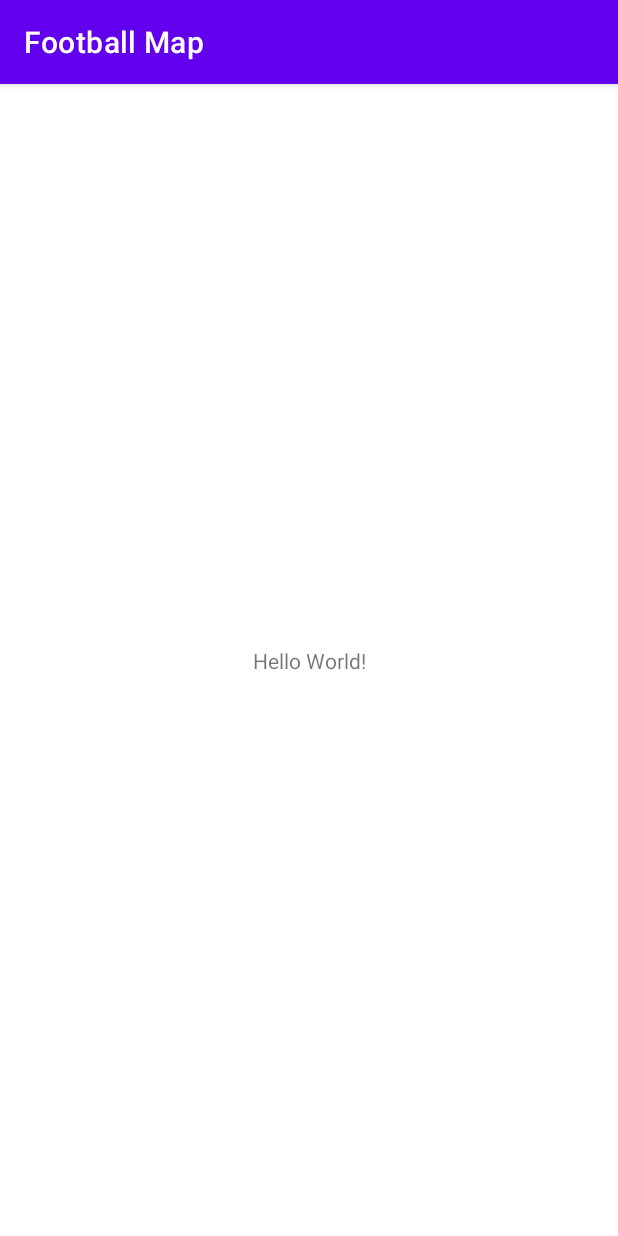
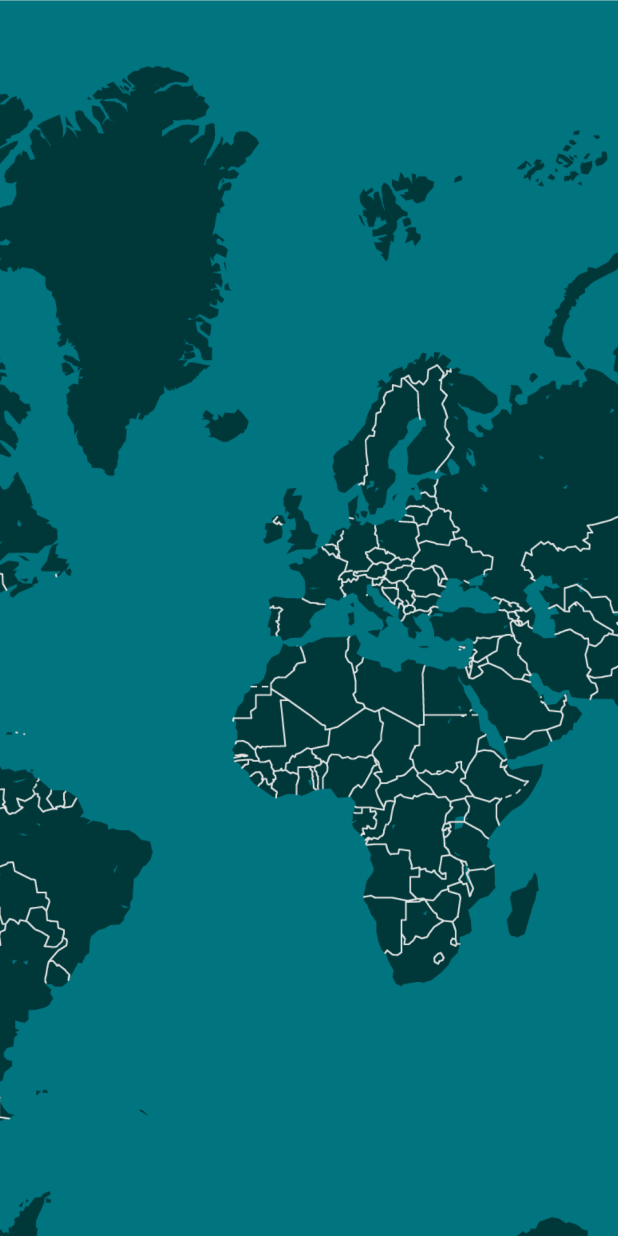
Before and after one commit to nebiyuelias1/Football-Map, an Android app: the screen it shows after launch (MainActivity), on a phone screen of 412 x 824 dp. Run offline under Robolectric (Android 15) with nearby library versions, the phone set to English and light mode, and no system bars.

Commit message:
Display map of the world on MainActivity

```diff
--- a/app/src/main/res/layout/activity_main.xml
+++ b/app/src/main/res/layout/activity_main.xml
@@ -6,13 +6,15 @@
     android:layout_height="match_parent"
     tools:context=".MainActivity">
 
-    <TextView
+    <ImageView
+        android:id="@+id/imageView"
         android:layout_width="wrap_content"
         android:layout_height="wrap_content"
-        android:text="Hello World!"
+        android:scaleType="centerCrop"
         app:layout_constraintBottom_toBottomOf="parent"
-        app:layout_constraintLeft_toLeftOf="parent"
-        app:layout_constraintRight_toRightOf="parent"
-        app:layout_constraintTop_toTopOf="parent" />
-
+        app:layout_constraintEnd_toEndOf="parent"
+        app:layout_constraintStart_toStartOf="parent"
+        app:layout_constraintTop_toTopOf="parent"
+        app:srcCompat="@drawable/map_of_world"
+        android:contentDescription="@string/content_description" />
 </androidx.constraintlayout.widget.ConstraintLayout>
--- a/app/src/main/res/values/strings.xml
+++ b/app/src/main/res/values/strings.xml
@@ -1,3 +1,4 @@
 <resources>
     <string name="app_name">Football Map</string>
+    <string name="content_description">Map of the world</string>
 </resources>
--- a/app/src/main/res/values/themes.xml
+++ b/app/src/main/res/values/themes.xml
@@ -1,6 +1,6 @@
 <resources xmlns:tools="http://schemas.android.com/tools">
     <!-- Base application theme. -->
-    <style name="Theme.FootballMap" parent="Theme.MaterialComponents.DayNight.DarkActionBar">
+    <style name="Theme.FootballMap" parent="Theme.MaterialComponents.DayNight.NoActionBar">
         <!-- Primary brand color. -->
         <item name="colorPrimary">@color/purple_500</item>
         <item name="colorPrimaryVariant">@color/purple_700</item>
```
Also changed, not shown: app/src/main/res/drawable/map_of_world.png (added).
